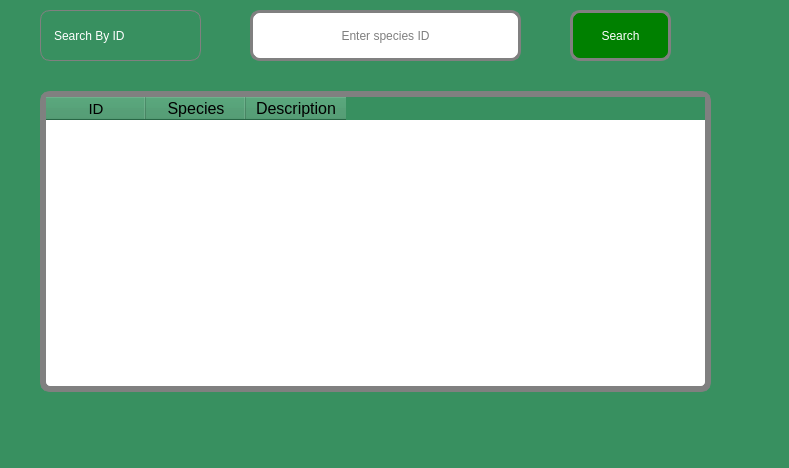
Above: species.ui from Rabsoninnora/RoseGardenPlantCareSystem before the change. Below: the same form after it.
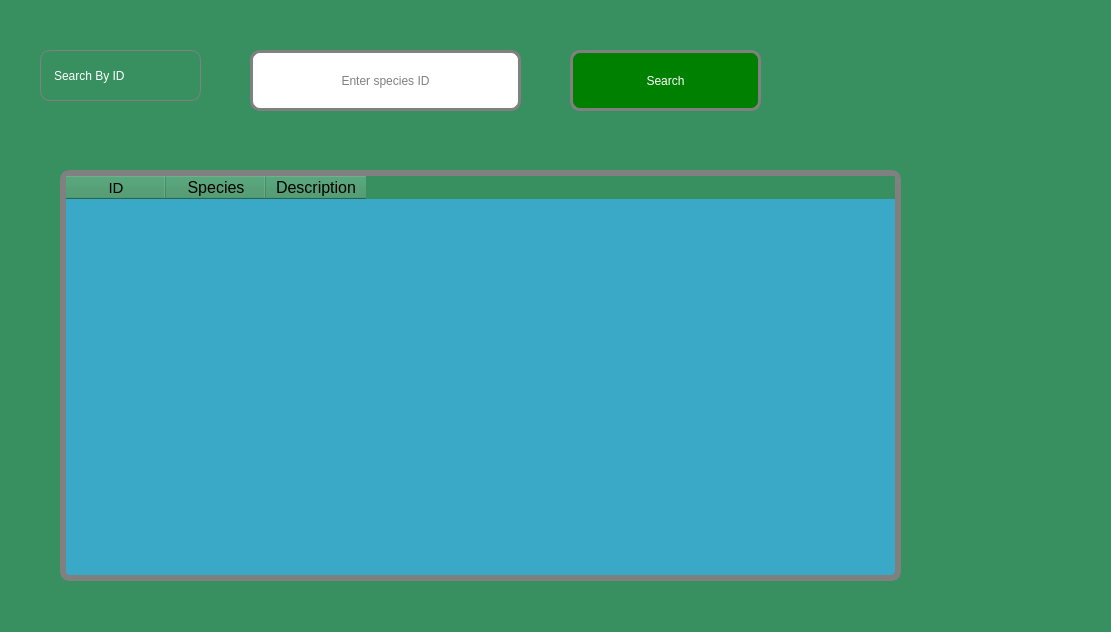
That is the form after the change. Icons and pictures are not drawn.

```diff
--- a/species.ui
+++ b/species.ui
@@ -6,8 +6,8 @@
    <rect>
     <x>0</x>
     <y>0</y>
-    <width>789</width>
-    <height>468</height>
+    <width>1111</width>
+    <height>632</height>
    </rect>
   </property>
   <property name="windowTitle">
@@ -21,9 +21,9 @@
    <property name="geometry">
     <rect>
      <x>570</x>
-     <y>10</y>
-     <width>101</width>
-     <height>51</height>
+     <y>50</y>
+     <width>191</width>
+     <height>61</height>
     </rect>
    </property>
    <property name="styleSheet">
@@ -47,9 +47,9 @@
    <property name="geometry">
     <rect>
      <x>250</x>
-     <y>10</y>
+     <y>50</y>
      <width>271</width>
-     <height>51</height>
+     <height>61</height>
     </rect>
    </property>
    <property name="styleSheet">
@@ -73,7 +73,7 @@
    <property name="geometry">
     <rect>
      <x>40</x>
-     <y>10</y>
+     <y>50</y>
      <width>161</width>
      <height>51</height>
     </rect>
@@ -96,25 +96,24 @@
   <widget class="QTableWidget" name="tableWidget">
    <property name="geometry">
     <rect>
-     <x>40</x>
-     <y>91</y>
-     <width>671</width>
-     <height>301</height>
+     <x>60</x>
+     <y>170</y>
+     <width>841</width>
+     <height>411</height>
     </rect>
    </property>
    <property name="styleSheet">
-    <string notr="true"> QTableWidget 
+    <string notr="true">
+ QTableWidget 
 {
 
   border:6px solid gray;
   border-radius: 10px;
-  background: rgb(255, 255, 255);
-  
-	font: 12pt &quot;Segoe UI&quot;;
- 
- 
+  background: rgb(58, 169, 200);
+  color: rgb(0, 0, 0);;
 
-}</string>
+}
+</string>
    </property>
    <column>
     <property name="text">
```
